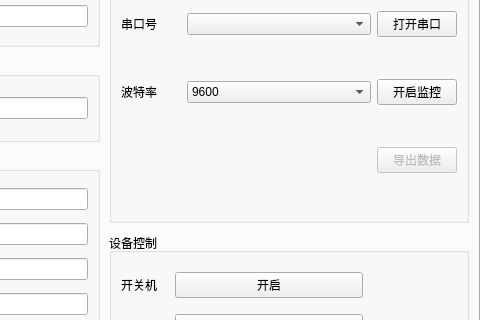
Old version of the form ui/pf_off_inverter_layout.ui in the repository xxxy-bit/SRNE_UP; both pictures show x 623 to 1103 and y 157 to 477 of the 1103 by 595 pixel window.
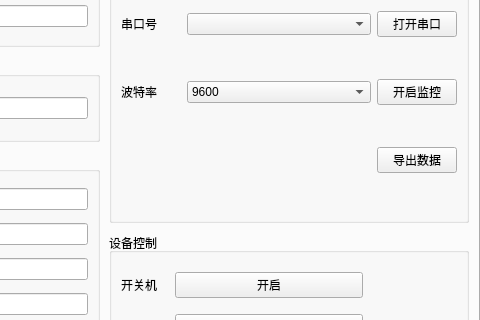
New version of the form.

Diff of the .ui file:
```diff
--- a/ui/pf_off_inverter_layout.ui
+++ b/ui/pf_off_inverter_layout.ui
@@ -443,7 +443,7 @@
                  <item row="3" column="2">
                   <widget class="QPushButton" name="ivpo_export_monit_data">
                    <property name="enabled">
-                    <bool>false</bool>
+                    <bool>true</bool>
                    </property>
                    <property name="text">
                     <string>导出数据</string>
```
